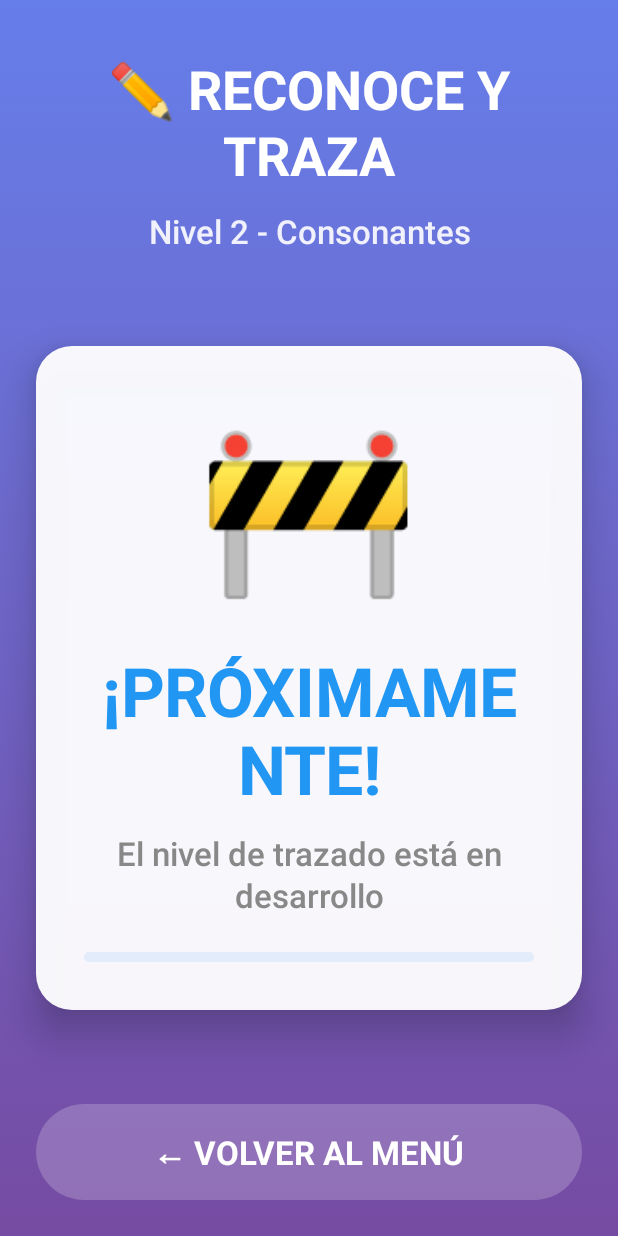
After one commit to ArmandoA88/ABC-aprende-a-leer, an Android app built with Jetpack Compose: the TracingScreen screen opened through its navigation route, on a phone screen of 412 x 824 dp. The commit adds this screen. Run offline under Robolectric (Android 15) with nearby library versions, the phone set to English and light mode, and no system bars; our stand-ins replace Dagger/Hilt's generated code, Room's generated code.

Commit message:
reconoze y traza

```diff
--- a/app/src/main/java/com/abcaprende/leer/MainActivity.kt
+++ b/app/src/main/java/com/abcaprende/leer/MainActivity.kt
@@ -20,6 +20,7 @@
 import com.abcaprende.leer.presentation.screens.HomeScreen
 import com.abcaprende.leer.presentation.screens.VowelSelectionScreen
 import com.abcaprende.leer.presentation.screens.VowelLearningScreen
+import com.abcaprende.leer.presentation.screens.TracingScreen
 import com.abcaprende.leer.presentation.viewmodels.MainViewModel
 import com.abcaprende.leer.ui.theme.ABCAprendeTheme
 import dagger.hilt.android.AndroidEntryPoint
@@ -72,6 +73,11 @@
                 navController = navController,
                 vowel = vowel
             )
+        }
+
+        // Pantalla de trazado (Nivel 2)
+        composable("tracing") {
+            TracingScreen(navController = navController)
         }
 
         composable("letter_activity/{letter}") {
--- a/app/src/main/java/com/abcaprende/leer/presentation/screens/HomeScreen.kt
+++ b/app/src/main/java/com/abcaprende/leer/presentation/screens/HomeScreen.kt
@@ -3,6 +3,7 @@
 import androidx.compose.animation.core.animateFloatAsState
 import androidx.compose.animation.core.tween
 import androidx.compose.foundation.background
+import androidx.compose.foundation.gestures.detectTapGestures
 import androidx.compose.foundation.layout.*
 import androidx.compose.foundation.shape.RoundedCornerShape
 import androidx.compose.material3.*
@@ -13,6 +14,7 @@
 import androidx.compose.ui.draw.scale
 import androidx.compose.ui.graphics.Brush
 import androidx.compose.ui.graphics.Color
+import androidx.compose.ui.input.pointer.pointerInput
 import androidx.compose.ui.text.style.TextAlign
 import androidx.compose.ui.tooling.preview.Preview
 import androidx.compose.ui.unit.dp
@@ -69,13 +71,14 @@
                 titleScale = titleScale
             )
 
-            // Selector de niveles
+            // Selector de niveles - TODOS DESBLOQUEADOS
             LevelSelector(
                 currentLevel = appState.currentLevel,
-                unlockedLevels = userProgress?.unlockedLevels ?: listOf(1),
+                unlockedLevels = listOf(1, 2, 3), // TODOS DESBLOQUEADOS
                 onLevelSelected = { level ->
                     viewModel.handleEvent(AppEvent.SelectLevel(level))
-                }
+                },
+                navController = navController
             )
 
             // Botones principales
@@ -166,7 +169,8 @@
 private fun LevelSelector(
     currentLevel: Int,
     unlockedLevels: List<Int>,
-    onLevelSelected: (Int) -> Unit
+    onLevelSelected: (Int) -> Unit,
+    navController: NavController
 ) {
     Column(
         horizontalAlignment = Alignment.CenterHorizontally
@@ -201,7 +205,11 @@
                 isUnlocked = unlockedLevels.contains(2),
                 isSelected = currentLevel == 2,
                 color = Level2Color,
-                onClick = { onLevelSelected(2) }
+                onClick = { onLevelSelected(2) },
+                onDoubleClick = {
+                    // Navegar directamente al nivel de trazado
+                    navController.navigate("tracing")
+                }
             )
 
             LevelButton(
@@ -226,13 +234,25 @@
     isUnlocked: Boolean,
     isSelected: Boolean,
     color: Color,
-    onClick: () -> Unit
+    onClick: () -> Unit,
+    onDoubleClick: (() -> Unit)? = null
 ) {
     Card(
-        onClick = if (isUnlocked) onClick else { {} },
         modifier = Modifier
             .fillMaxWidth()
-            .height(80.dp),
+            .height(80.dp)
+            .pointerInput(Unit) {
+                if (isUnlocked && onDoubleClick != null) {
+                    detectTapGestures(
+                        onTap = { onClick() },
+                        onDoubleTap = { onDoubleClick() }
+                    )
+                } else if (isUnlocked) {
+                    detectTapGestures(
+                        onTap = { onClick() }
+                    )
+                }
+            },
         colors = CardDefaults.cardColors(
             containerColor = if (isSelected) {
                 color.copy(alpha = 0.3f)
--- /dev/null
+++ b/app/src/main/java/com/abcaprende/leer/presentation/screens/TracingScreen.kt
@@ -0,0 +1,229 @@
+package com.abcaprende.leer.presentation.screens
+
+import androidx.compose.animation.core.animateFloatAsState
+import androidx.compose.animation.core.tween
+import androidx.compose.foundation.background
+import androidx.compose.foundation.layout.*
+import androidx.compose.foundation.shape.RoundedCornerShape
+import androidx.compose.material3.*
+import androidx.compose.runtime.*
+import androidx.compose.ui.Alignment
+import androidx.compose.ui.Modifier
+import androidx.compose.ui.draw.scale
+import androidx.compose.ui.graphics.Brush
+import androidx.compose.ui.graphics.Color
+import androidx.compose.ui.text.font.FontWeight
+import androidx.compose.ui.text.style.TextAlign
+import androidx.compose.ui.tooling.preview.Preview
+import androidx.compose.ui.unit.dp
+import androidx.compose.ui.unit.sp
+import androidx.navigation.NavController
+import androidx.navigation.compose.rememberNavController
+import com.abcaprende.leer.ui.theme.*
+
+@Composable
+fun TracingScreen(
+    navController: NavController
+) {
+    var animationStarted by remember { mutableStateOf(false) }
+
+    LaunchedEffect(Unit) {
+        animationStarted = true
+    }
+
+    val contentScale by animateFloatAsState(
+        targetValue = if (animationStarted) 1f else 0.8f,
+        animationSpec = tween(800),
+        label = "contentScale"
+    )
+
+    Box(
+        modifier = Modifier
+            .fillMaxSize()
+            .background(
+                brush = Brush.verticalGradient(
+                    colors = listOf(
+                        PrimaryGradientStart,
+                        PrimaryGradientEnd
+                    )
+                )
+            )
+    ) {
+        Column(
+            modifier = Modifier
+                .fillMaxSize()
+                .padding(24.dp)
+                .scale(contentScale),
+            horizontalAlignment = Alignment.CenterHorizontally,
+            verticalArrangement = Arrangement.SpaceBetween
+        ) {
+            // Header
+            TracingHeader()
+
+            // Contenido principal
+            TracingContent()
+
+            // Botón volver
+            BackButton(
+                onClick = { navController.popBackStack() }
+            )
+        }
+    }
+}
+
+@Composable
+private fun TracingHeader() {
+    Column(
+        horizontalAlignment = Alignment.CenterHorizontally,
+        modifier = Modifier.padding(top = 16.dp)
+    ) {
+        Text(
+            text = "✏️ RECONOCE Y TRAZA",
+            style = MaterialTheme.typography.displaySmall.copy(
+                color = Color.White,
+                fontWeight = FontWeight.Bold
+            ),
+            textAlign = TextAlign.Center
+        )
+
+        Spacer(modifier = Modifier.height(16.dp))
+
+        Text(
+            text = "Nivel 2 - Consonantes",
+            style = MaterialTheme.typography.titleLarge.copy(
+                color = Color.White.copy(alpha = 0.9f),
+                fontWeight = FontWeight.Medium
+            ),
+            textAlign = TextAlign.Center
+        )
+    }
+}
+
+@Composable
+private fun TracingContent() {
+    Card(
+        modifier = Modifier
+            .fillMaxWidth()
+            .fillMaxHeight(0.7f),
+        colors = CardDefaults.cardColors(
+            containerColor = Color.White.copy(alpha = 0.95f)
+        ),
+        shape = RoundedCornerShape(24.dp),
+        elevation = CardDefaults.cardElevation(
+            defaultElevation = 16.dp
+        )
+    ) {
+        Column(
+            modifier = Modifier
+                .fillMaxSize()
+                .padding(32.dp),
+            horizontalAlignment = Alignment.CenterHorizontally,
+            verticalArrangement = Arrangement.Center
+        ) {
+            // Icono de construcción
+            Text(
+                text = "🚧",
+                style = MaterialTheme.typography.displayLarge.copy(
+                    fontSize = 120.sp
+                )
+            )
+
+            Spacer(modifier = Modifier.height(32.dp))
+
+            // Mensaje principal
+            Text(
+                text = "¡PRÓXIMAMENTE!",
+                style = MaterialTheme.typography.displayMedium.copy(
+                    color = Level2Color,
+                    fontWeight = FontWeight.Bold
+                ),
+                textAlign = TextAlign.Center
+            )
+
+            Spacer(modifier = Modifier.height(16.dp))
+
+            Text(
+                text = "El nivel de trazado está en desarrollo",
+                style = MaterialTheme.typography.titleLarge.copy(
+                    color = Color.Gray,
+                    fontWeight = FontWeight.Medium
+                ),
+                textAlign = TextAlign.Center
+            )
+
+            Spacer(modifier = Modifier.height(24.dp))
+
+            // Características que vendrán
+            Card(
+                colors = CardDefaults.cardColors(
+                    containerColor = Level2Color.copy(alpha = 0.1f)
+                ),
+                shape = RoundedCornerShape(16.dp)
+            ) {
+                Column(
+                    modifier = Modifier.padding(20.dp),
+                    horizontalAlignment = Alignment.CenterHorizontally
+                ) {
+                    Text(
+                        text = "🎯 Características que incluirá:",
+                        style = MaterialTheme.typography.titleMedium.copy(
+                            fontWeight = FontWeight.Bold,
+                            color = Level2Color
+                        ),
+                        textAlign = TextAlign.Center
+                    )
+
+                    Spacer(modifier = Modifier.height(12.dp))
+
+                    val features = listOf(
+                        "✏️ Trazado de letras con el dedo",
+                        "🔤 Reconocimiento de consonantes",
+                        "🎨 Colores y animaciones divertidas",
+                        "⭐ Sistema de recompensas",
+                        "🔊 Pronunciación de cada letra"
+                    )
+
+                    features.forEach { feature ->
+                        Text(
+                            text = feature,
+                            style = MaterialTheme.typography.bodyLarge.copy(
+                                color = Color.Gray.copy(alpha = 0.8f)
+                            ),
+                            modifier = Modifier.padding(vertical = 4.dp)
+                        )
+                    }
+                }
+            }
+        }
+    }
+}
+
+@Composable
+private fun BackButton(onClick: () -> Unit) {
+    Button(
+        onClick = onClick,
+        modifier = Modifier
+            .fillMaxWidth()
+            .height(64.dp),
+        colors = ButtonDefaults.buttonColors(
+            containerColor = Color.White.copy(alpha = 0.2f)
+        ),
+        shape = RoundedCornerShape(32.dp)
+    ) {
+        Text(
+            text = "← VOLVER AL MENÚ",
+            style = MaterialTheme.typography.titleLarge.copy(
+                color = Color.White,
+                fontWeight = FontWeight.Bold
+            )
+        )
+    }
+}
+
+@Preview(showBackground = true)
+@Composable
+fun TracingScreenPreview() {
+    ABCAprendeTheme {
+        TracingScreen(navController = rememberNavController())
+    }
+}
```
Also changed, not shown: app/src/main/java/com/abcaprende/leer/presentation/screens/VowelLearningScreen.kt (+131 -7 lines), app/src/main/java/com/abcaprende/leer/presentation/viewmodels/VowelLearningViewModel.kt (+10 -10 lines).
